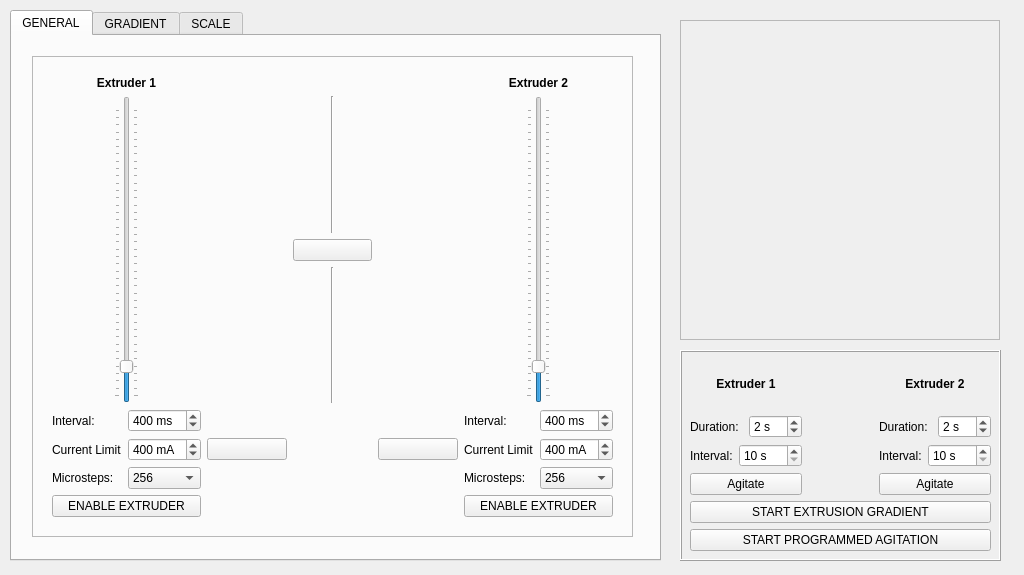
This is _ui/PME.ui in boydstongroup/PME-DEV as Qt 5 draws it before an edit. The edited form follows.
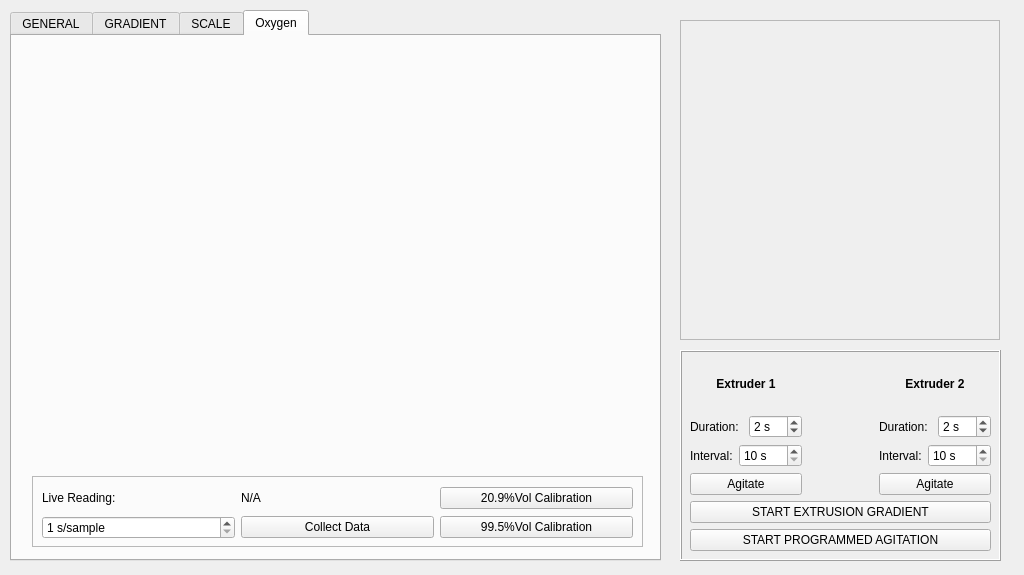
This is the edited form. The open tabs and pages were chosen to show the change. Icons and pictures are not drawn. Custom widgets are drawn as their Qt base class.

The edit to the form file:
```diff
--- a/_ui/PME.ui
+++ b/_ui/PME.ui
@@ -862,6 +862,107 @@
       </widget>
      </widget>
     </widget>
+    <widget class="QWidget" name="tab">
+     <attribute name="title">
+      <string>Oxygen</string>
+     </attribute>
+     <widget class="PlotWidget" name="graphWidget_2" native="true">
+      <property name="geometry">
+       <rect>
+        <x>20</x>
+        <y>20</y>
+        <width>611</width>
+        <height>411</height>
+       </rect>
+      </property>
+     </widget>
+     <widget class="QFrame" name="frame_5">
+      <property name="geometry">
+       <rect>
+        <x>20</x>
+        <y>440</y>
+        <width>611</width>
+        <height>71</height>
+       </rect>
+      </property>
+      <property name="frameShape">
+       <enum>QFrame::StyledPanel</enum>
+      </property>
+      <property name="frameShadow">
+       <enum>QFrame::Raised</enum>
+      </property>
+      <widget class="QWidget" name="gridLayoutWidget_3">
+       <property name="geometry">
+        <rect>
+         <x>10</x>
+         <y>10</y>
+         <width>591</width>
+         <height>56</height>
+        </rect>
+       </property>
+       <layout class="QGridLayout" name="gridLayout_9">
+        <item row="0" column="0">
+         <widget class="QLabel" name="oxygenReading_label">
+          <property name="text">
+           <string>Live Reading:</string>
+          </property>
+         </widget>
+        </item>
+        <item row="1" column="1">
+         <widget class="QPushButton" name="startOxygenCollection_pushButton">
+          <property name="text">
+           <string>Collect Data</string>
+          </property>
+         </widget>
+        </item>
+        <item row="1" column="0">
+         <layout class="QHBoxLayout" name="horizontalLayout_7">
+          <item>
+           <widget class="QSpinBox" name="oxygenSampleInterval_spinBox">
+            <property name="suffix">
+             <string> s/sample</string>
+            </property>
+            <property name="minimum">
+             <number>1</number>
+            </property>
+            <property name="maximum">
+             <number>60</number>
+            </property>
+           </widget>
+          </item>
+         </layout>
+        </item>
+        <item row="1" column="2">
+         <widget class="QPushButton" name="Calibration2_pushButton">
+          <property name="enabled">
+           <bool>true</bool>
+          </property>
+          <property name="text">
+           <string>99.5%Vol Calibration</string>
+          </property>
+         </widget>
+        </item>
+        <item row="0" column="2">
+         <widget class="QPushButton" name="Calibration1_pushButton">
+          <property name="enabled">
+           <bool>true</bool>
+          </property>
+          <property name="text">
+           <string>20.9%Vol Calibration</string>
+          </property>
+         </widget>
+        </item>
+        <item row="0" column="1">
+         <widget class="QLabel" name="Oxygen_label">
+          <property name="text">
+           <string>N/A</string>
+          </property>
+         </widget>
+        </item>
+       </layout>
+      </widget>
+     </widget>
+    </widget>
    </widget>
    <widget class="QFrame" name="frame_2">
     <property name="geometry">
```
Left out of the diff: 4 changed lines with no effect on the pictures.
